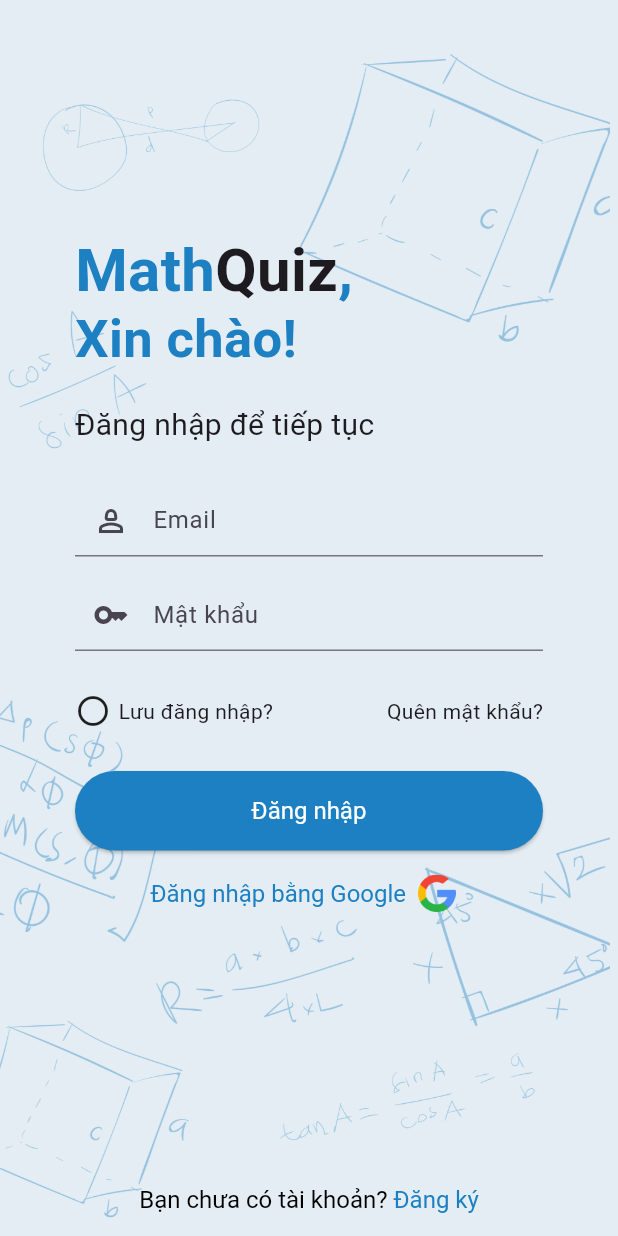
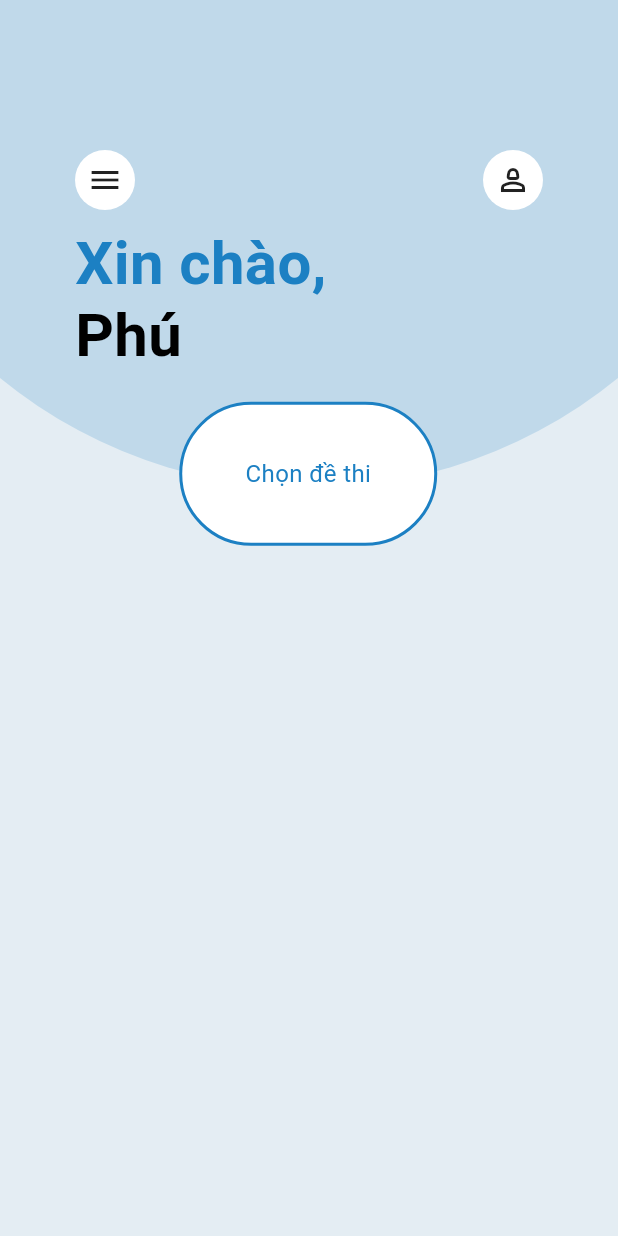
Before and after one commit to zafuss/mathquiz_mobile, a Flutter app: the screen it shows after launch, after a tap on "Đăng nhập", on a phone screen of 412 x 824 dp. Run offline on Flutter 3.47's test engine with Material 3 defaults, Android fonts, the phone set to English and light mode, and no system bars; our stand-ins replace get, shared_preferences.

Commit message:
added drawer

```diff
--- a/lib/config/routes.dart
+++ b/lib/config/routes.dart
@@ -7,6 +7,7 @@
   static String registerScreen = '/register';
   static String forgotPasswordScreen = '/forgotPassword';
   static String otpScreen = '/otpScreen';
+  static String homeScreen = '/homeScreen';
 }
 
 final getPages = [
@@ -17,4 +18,5 @@
       name: Routes.forgotPasswordScreen,
       page: () => const ForgotPasswordScreen()),
   GetPage(name: Routes.otpScreen, page: () => const OtpScreen()),
+  GetPage(name: Routes.homeScreen, page: () => const HomeScreen()),
 ];
--- /dev/null
+++ b/lib/features/appbar/appbar_controller.dart
@@ -0,0 +1,22 @@
+import 'package:get/get.dart';
+import 'package:mathquiz_mobile/features/auth/sf/sf_controller.dart';
+
+class AppBarController extends GetxController {
+  var isLoading = false.obs;
+  var clientName = ''.obs;
+  final localDataController = LocalDataController();
+  @override
+  void onInit() async {
+    // TODO: implement onInit
+    await getClientName();
+    super.onInit();
+  }
+
+  Future<void> getClientName() async {
+    isLoading.value = true;
+    clientName.value =
+        await localDataController.getUID(LocalDataController.NAME_KEY) ??
+            'null';
+    isLoading.value = false;
+  }
+}
--- a/lib/features/auth/login/login_controller.dart
+++ b/lib/features/auth/login/login_controller.dart
@@ -1,12 +1,16 @@
 import 'package:get/get.dart';
 import 'package:mathquiz_mobile/config/routes.dart';
+import 'package:mathquiz_mobile/features/auth/sf/sf_controller.dart';
 
 class LoginController extends GetxController {
   var isLogging = false.obs;
   var isRememberMe = false.obs;
-
+  final localDataController = LocalDataController();
   Future<void> login() async {
-    try {} catch (e) {
+    try {
+      localDataController.saveUID("Phú");
+      Get.toNamed(Routes.homeScreen);
+    } catch (e) {
       Get.snackbar('Đăng nhập thất bại', e.toString());
     }
   }
--- /dev/null
+++ b/lib/features/auth/sf/sf_controller.dart
@@ -0,0 +1,25 @@
+import 'package:get/get.dart';
+import 'package:shared_preferences/shared_preferences.dart';
+
+class LocalDataController extends GetxController {
+  var isLoading = false.obs;
+  var clientName = ''.obs;
+  static const NAME_KEY = 'Name';
+
+  void onInit() async {
+    clientName.value = (await getUID(NAME_KEY))!;
+    super.onInit();
+  }
+
+  Future<void> saveUID(String uid) async {
+    SharedPreferences prefs = await SharedPreferences.getInstance();
+    clientName.value = uid;
+    prefs.setString(NAME_KEY, uid);
+  }
+
+  Future<String?> getUID(String name_key) async {
+    SharedPreferences prefs = await SharedPreferences.getInstance();
+
+    return prefs.getString(NAME_KEY);
+  }
+}
--- /dev/null
+++ b/lib/features/drawer/drawer_controller.dart
@@ -0,0 +1,14 @@
+import 'package:flutter/material.dart';
+import 'package:get/get.dart';
+
+class CustomDrawerController extends GetxController {
+  GlobalKey<ScaffoldState> scaffoldKey = GlobalKey<ScaffoldState>();
+
+  void openDrawer() {
+    scaffoldKey.currentState?.openDrawer();
+  }
+
+  void closeDrawer() {
+    scaffoldKey.currentState?.closeDrawer();
+  }
+}
--- a/lib/screens/auth_screens/login_screen.dart
+++ b/lib/screens/auth_screens/login_screen.dart
@@ -138,7 +138,10 @@
                           height: kMinPadding / 2,
                         ),
                         ElevatedButton(
-                            onPressed: () {}, child: const Text('Đăng nhập')),
+                            onPressed: () {
+                              loginController.login();
+                            },
+                            child: const Text('Đăng nhập')),
                         TextButton(
                             onPressed: () {},
                             child: Row(
--- /dev/null
+++ b/lib/screens/home_screen.dart
@@ -0,0 +1,24 @@
+import 'package:flutter/material.dart';
+import 'package:get/get.dart';
+import 'package:mathquiz_mobile/features/drawer/drawer_controller.dart';
+import 'package:mathquiz_mobile/widgets/custom_appbar.dart';
+import 'package:mathquiz_mobile/widgets/custom_drawer.dart';
+
+class HomeScreen extends StatelessWidget {
+  const HomeScreen({Key? key});
+
+  @override
+  Widget build(BuildContext context) {
+    final customDrawerController = CustomDrawerController();
+
+    return Scaffold(
+      key: customDrawerController.scaffoldKey,
+      appBar: CustomAppBar(
+        drawerController: customDrawerController,
+      ),
+      drawer: CustomDrawer(
+        controller: customDrawerController,
+      ),
+    );
+  }
+}
--- a/lib/screens/screens.dart
+++ b/lib/screens/screens.dart
@@ -3,3 +3,4 @@
 export 'auth_screens/register_screen.dart';
 export 'auth_screens/forgot_password_screen.dart';
 export 'auth_screens/otp_screen.dart';
+export 'home_screen.dart';
--- /dev/null
+++ b/lib/widgets/custom_appbar.dart
@@ -0,0 +1,142 @@
+import 'package:flutter/material.dart';
+import 'package:get/get.dart';
+import 'package:mathquiz_mobile/config/color_const.dart';
+import 'package:mathquiz_mobile/config/demension_const.dart';
+import 'package:mathquiz_mobile/features/appbar/appbar_controller.dart';
+import 'package:mathquiz_mobile/features/auth/sf/sf_controller.dart';
+import 'package:mathquiz_mobile/features/drawer/drawer_controller.dart';
+import 'package:shared_preferences/shared_preferences.dart';
+
+class CustomAppBar extends StatelessWidget implements PreferredSizeWidget {
+  const CustomAppBar({Key? key, required this.drawerController})
+      : super(key: key);
+  final CustomDrawerController drawerController;
+  @override
+  Widget build(BuildContext context) {
+    double screenWidth = MediaQuery.of(context).size.width;
+    double diameter = screenWidth * 1.58;
+    const buttonHeight = 96.0;
+    const buttonWidth = 172.0;
+    final appBarController = Get.put(AppBarController());
+    return Obx(
+      () => appBarController.isLoading.value
+          ? Center(
+              child: const CircularProgressIndicator(),
+            )
+          : Stack(
+              children: [
+                Positioned(
+                  top: -diameter / 2,
+                  left: (screenWidth - diameter) / 2,
+                  height: diameter,
+                  width: diameter,
+                  child: Container(
+                    height: diameter,
+                    width: diameter,
+                    decoration: const BoxDecoration(
+                      shape: BoxShape.circle,
+                      color: Color.fromRGBO(28, 128, 195, 0.18),
+                    ),
+                  ),
+                ),
+                Positioned(
+                  top: diameter / 2 -
+                      buttonHeight / 2 -
+                      buttonHeight /
+                          10, // Điều chỉnh vị trí của container màu vàng
+                  left: -(screenWidth - diameter) /
+                      2, // Đặt left theo giá trị của hình tròn
+                  child: GestureDetector(
+                    onTap: () {},
+                    child: Container(
+                      width: buttonWidth,
+                      height: buttonHeight,
+                      decoration: BoxDecoration(
+                          borderRadius: BorderRadius.circular(48),
+                          color: Colors.white,
+                          border: Border.all(
+                            width: 2,
+                            color: ColorPalette.primaryColor,
+                          )),
+                      child: const Center(
+                          child: Text(
+                        'Chọn đề thi',
+                        style: TextStyle(
+                            color: ColorPalette.primaryColor, fontSize: 16),
+                      )),
+                    ),
+                  ),
+                ),
+                Positioned(
+                    top: 50, // Điều chỉnh vị trí của container màu vàng
+                    left: 0, // Đặt left theo giá trị của hình tròn
+                    child: SizedBox(
+                      width: screenWidth,
+                      child: Padding(
+                        padding: const EdgeInsets.symmetric(
+                            horizontal: kDefaultPadding,
+                            vertical: kDefaultPadding),
+                        child: Column(
+                          crossAxisAlignment: CrossAxisAlignment.start,
+                          children: [
+                            Row(
+                              mainAxisAlignment: MainAxisAlignment.spaceBetween,
+                              children: [
+                                InkWell(
+                                  onTap: () => drawerController.openDrawer(),
+                                  child: Container(
+                                      decoration: const BoxDecoration(
+                                          color: Colors.white,
+                                          shape: BoxShape.circle),
+                                      child: const Padding(
+                                        padding: EdgeInsets.all(8.0),
+                                        child: Icon(Icons.menu_outlined),
+                                      )),
+                                ),
+                                InkWell(
+                                  child: Container(
+                                      decoration: const BoxDecoration(
+                                          color: Colors.white,
+                                          shape: BoxShape.circle),
+                                      child: const Padding(
+                                        padding: EdgeInsets.all(8.0),
+                                        child: Icon(Icons.person_2_outlined),
+                                      )),
+                                ),
+                              ],
+                            ),
+                            const SizedBox(
+                              height: kMinPadding / 2,
+                            ),
+                            Column(
+                              crossAxisAlignment: CrossAxisAlignment.start,
+                              children: [
+                                const Text(
+                                  'Xin chào,',
+                                  style: TextStyle(
+                                      height: 1,
+                                      fontSize: 40,
+                                      color: ColorPalette.primaryColor,
+                                      fontWeight: FontWeight.w600),
+                                ),
+                                Text(
+                                  appBarController.clientName.value,
+                                  style: TextStyle(
+                                      fontSize: 40,
+                                      color: Colors.black,
+                                      fontWeight: FontWeight.w600),
+                                ),
+                              ],
+                            )
+                          ],
+                        ),
+                      ),
+                    )),
+              ],
+            ),
+    );
+  }
+
+  @override
+  Size get preferredSize => const Size.fromHeight(500.0);
+}
--- /dev/null
+++ b/lib/widgets/widgets.dart
@@ -0,0 +1 @@
+export 'custom_appbar.dart';
--- a/pubspec.yaml
+++ b/pubspec.yaml
@@ -31,6 +31,7 @@
   flutter:
     sdk: flutter
   get:
+  shared_preferences:
 
 
 
```
Also changed, not shown: lib/config/media_query_config.dart (added, +27 -0 lines), lib/widgets/custom_drawer.dart (added, +106 -0 lines), pubspec.lock, 4 other files.
